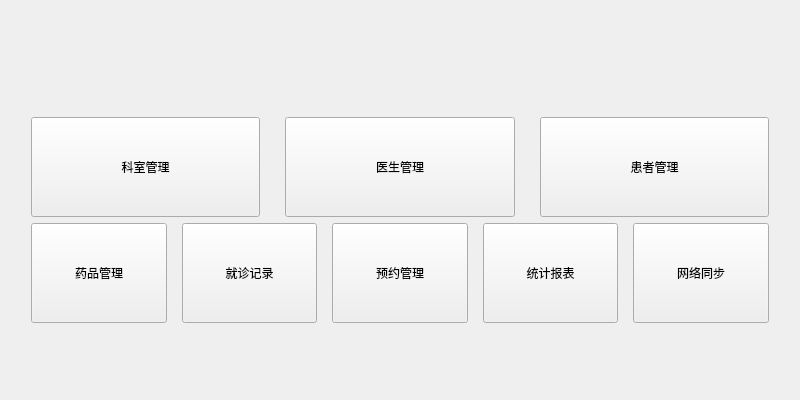
hanzhuk/FinalLab, file welcomeview.ui: the form before one commit.
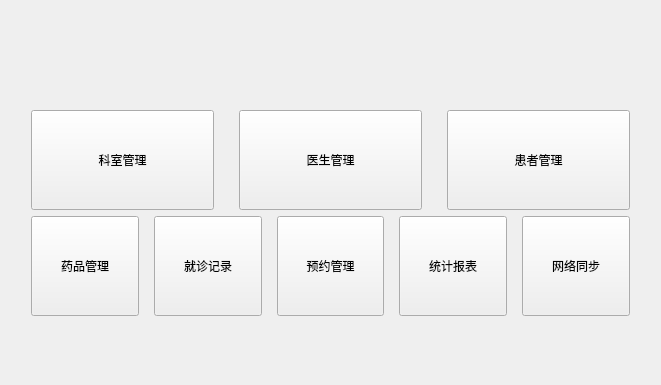
The form after the commit.

Commit message: 优化预约、就诊记录加载

The edit to the form file:
```diff
--- a/welcomeview.ui
+++ b/welcomeview.ui
@@ -6,8 +6,8 @@
    <rect>
     <x>0</x>
     <y>0</y>
-    <width>800</width>
-    <height>400</height>
+    <width>661</width>
+    <height>385</height>
    </rect>
   </property>
   <property name="windowTitle">
```
The commit also changes 2 other files.
